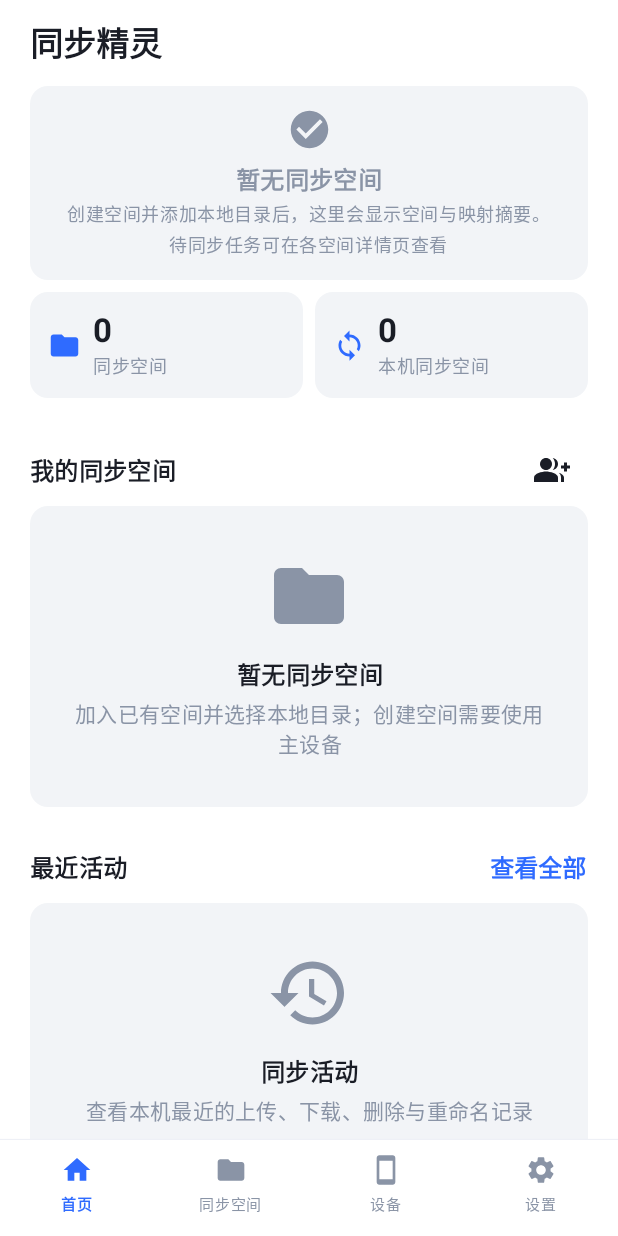
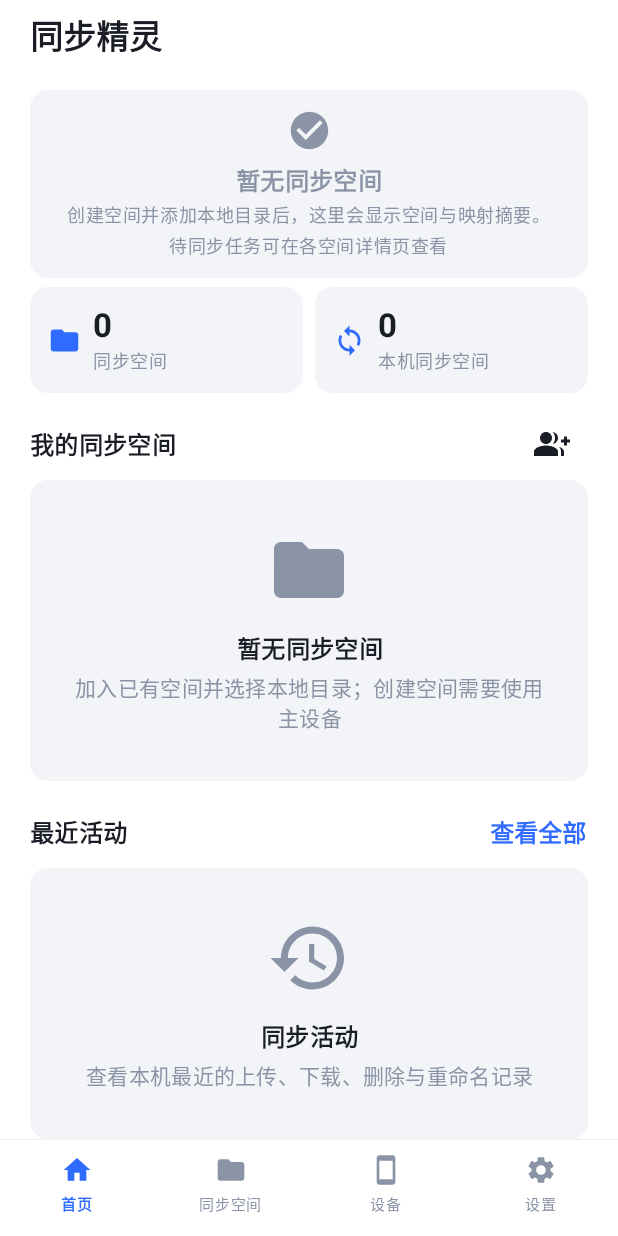
Before and after one commit to zscmeditate/PhotoSync, an Android app built with Jetpack Compose: the HomeScreen screen opened through its navigation route, on a phone screen of 412 x 824 dp. Run offline under Robolectric (Android 15) with nearby library versions, the phone set to English and light mode, and no system bars; our stand-ins replace Room's generated code; libraries missing offline, so code that uses them is left out: com.jakewharton.retrofit2; network calls fail; 2 statements that could not run were skipped.

Commit message:
refactor(ui): 精简添加映射流程并优化首页/设置/设备页界面细节

```diff
--- a/android/app/src/main/java/com/photosync/app/ui/devices/DeviceListScreen.kt
+++ b/android/app/src/main/java/com/photosync/app/ui/devices/DeviceListScreen.kt
@@ -100,7 +100,8 @@ fun DeviceListScreen() {
             Row(
                 modifier = Modifier
                     .fillMaxWidth()
-                    .padding(horizontal = 20.dp, vertical = 12.dp),
+                    .padding(start = 20.dp, end = 20.dp, bottom = 12.dp)
+                    .height(48.dp),
                 verticalAlignment = Alignment.CenterVertically,
                 horizontalArrangement = Arrangement.SpaceBetween
             ) {
@@ -157,7 +158,7 @@ fun DeviceListScreen() {
                     LazyColumn(
                         modifier = Modifier.weight(1f),
                         contentPadding = androidx.compose.foundation.layout.PaddingValues(
-                            start = 20.dp, end = 20.dp, top = 4.dp, bottom = 12.dp
+                            start = 20.dp, end = 20.dp, top = 0.dp, bottom = 12.dp
                         ),
                         verticalArrangement = Arrangement.spacedBy(12.dp)
                     ) {
--- a/android/app/src/main/java/com/photosync/app/ui/home/HomeScreen.kt
+++ b/android/app/src/main/java/com/photosync/app/ui/home/HomeScreen.kt
@@ -68,6 +68,7 @@ import androidx.compose.ui.unit.dp
 import androidx.compose.ui.unit.sp
 import androidx.lifecycle.compose.collectAsStateWithLifecycle
 import androidx.lifecycle.viewmodel.compose.viewModel
+import androidx.navigation.NavController
 import androidx.navigation.NavHostController
 import com.photosync.app.BuildConfig
 import com.photosync.app.PhotoSyncApp
@@ -252,10 +253,12 @@ private fun HomeOverviewTab(
             .verticalScroll(rememberScrollState())
             .padding(horizontal = 20.dp)
     ) {
-        // 顶部标题
-        Column(modifier = Modifier.padding(vertical = 12.dp)) {
+        // 顶部标题（统一标题行高度 48dp，与带图标按钮的 Tab 页一致）
         Row(
-                modifier = Modifier.fillMaxWidth(),
+            modifier = Modifier
+                .fillMaxWidth()
+                .padding(bottom = 12.dp)
+                .height(48.dp),
             verticalAlignment = Alignment.CenterVertically
         ) {
             Text(
@@ -270,7 +273,6 @@ private fun HomeOverviewTab(
                 color = MaterialTheme.colorScheme.onSurfaceVariant
             )
         }
-        }
 
         // 总览状态卡片（灰底 + 绿色勾选，设计图样式）
         Column(
@@ -278,7 +280,7 @@ private fun HomeOverviewTab(
                 .fillMaxWidth()
                 .clip(RoundedCornerShape(12.dp))
                 .background(MaterialTheme.colorScheme.surfaceVariant)
-                .padding(14.dp),
+                .padding(12.dp),
             horizontalAlignment = Alignment.CenterHorizontally
         ) {
             Icon(
@@ -329,7 +331,7 @@ private fun HomeOverviewTab(
         }
 
         // 统计卡片（设计图：两列灰底小卡）
-        Spacer(Modifier.height(8.dp))
+        Spacer(Modifier.height(6.dp))
         Row(horizontalArrangement = Arrangement.spacedBy(8.dp)) {
             StatCard(
                 icon = Icons.Filled.Folder,
@@ -345,7 +347,7 @@ private fun HomeOverviewTab(
             )
         }
 
-        Spacer(Modifier.height(24.dp))
+        Spacer(Modifier.height(10.dp))
         Row(verticalAlignment = Alignment.CenterVertically) {
             SectionHeader(
                 title = "我的同步空间",
@@ -375,23 +377,32 @@ private fun HomeOverviewTab(
                 )
             }
         } else {
-            spaces.take(3).forEach { space ->
+            spaces.take(3).forEachIndexed { index, space ->
+                if (index > 0) {
+                    Spacer(Modifier.height(8.dp))
+                }
                 SpaceCard(
                     space = space,
                     hasError = space.id in abnormalSpaceIds,
                     showParticipants = false,
                     onClick = { onOpenSpace(space.id) }
                 )
-                Spacer(Modifier.height(10.dp))
             }
         }
 
-        Spacer(Modifier.height(16.dp))
+        Spacer(Modifier.height(10.dp))
+        // 48dp 行高与"我的同步空间"标题行一致，保证两段标题文字起始高度相同
+        Row(
+            modifier = Modifier.height(48.dp),
+            verticalAlignment = Alignment.CenterVertically
+        ) {
             SectionHeader(
                 title = "最近活动",
                 actionText = "查看全部",
-            onAction = onOpenActivity
+                onAction = onOpenActivity,
+                modifier = Modifier.weight(1f)
             )
+        }
         val app = LocalContext.current.applicationContext as PhotoSyncApp
         val recentTasks by app.container.syncRepository.observeRecentTasks(3)
             .collectAsStateWithLifecycle(initialValue = emptyList())
@@ -449,7 +460,7 @@ private fun HomeOverviewTab(
                 }
             }
         }
-        Spacer(Modifier.height(24.dp))
+        Spacer(Modifier.height(16.dp))
     }
 }
 
--- a/android/app/src/main/java/com/photosync/app/ui/spaces/SpaceListScreen.kt
+++ b/android/app/src/main/java/com/photosync/app/ui/spaces/SpaceListScreen.kt
@@ -149,7 +149,7 @@ fun SpaceListScreen(
                 else -> {
                     LazyColumn(
                         modifier = Modifier.weight(1f),
-                        contentPadding = PaddingValues(20.dp),
+                        contentPadding = PaddingValues(start = 20.dp, end = 20.dp, top = 0.dp, bottom = 20.dp),
                         verticalArrangement = Arrangement.spacedBy(12.dp)
                     ) {
                         if (hasJoinedSpaces) {
```
Also changed, not shown: android/app/src/main/java/com/photosync/app/ui/settings/SettingsScreen.kt (+13 -6 lines), android/app/src/main/java/com/photosync/app/ui/spaces/AddMappingScreen.kt (+4 -68 lines), android/app/src/main/java/com/photosync/app/ui/spaces/AddMappingViewModel.kt (+5 -4 lines), android/app/src/main/java/com/photosync/app/ui/spaces/SpaceComponents.kt (+6 -1 lines), 1 other file. Lines whose indentation alone changed are shown as unchanged.
